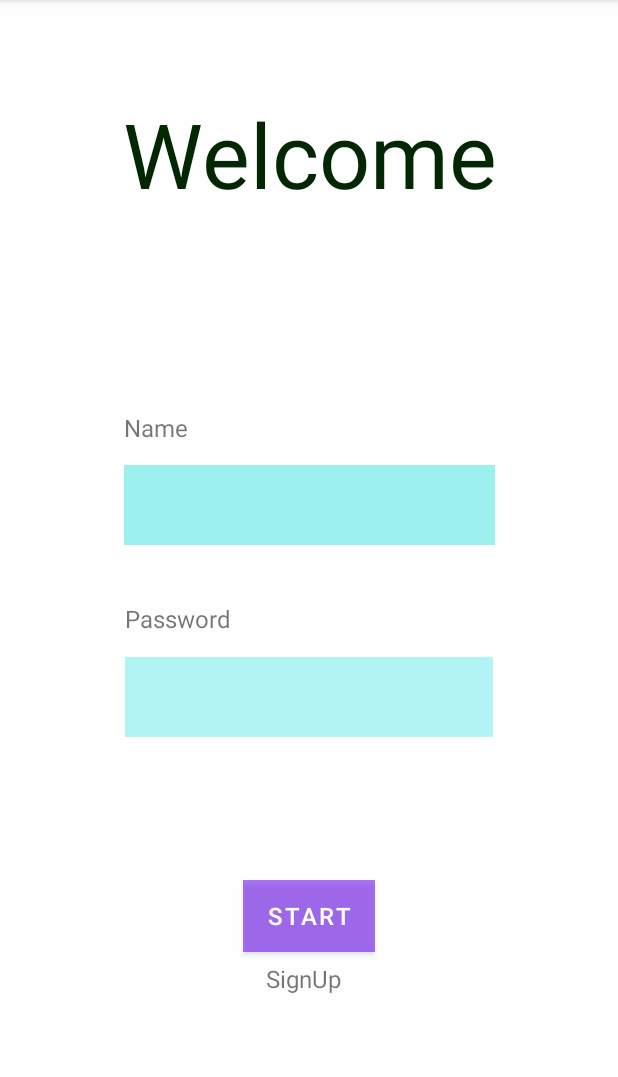
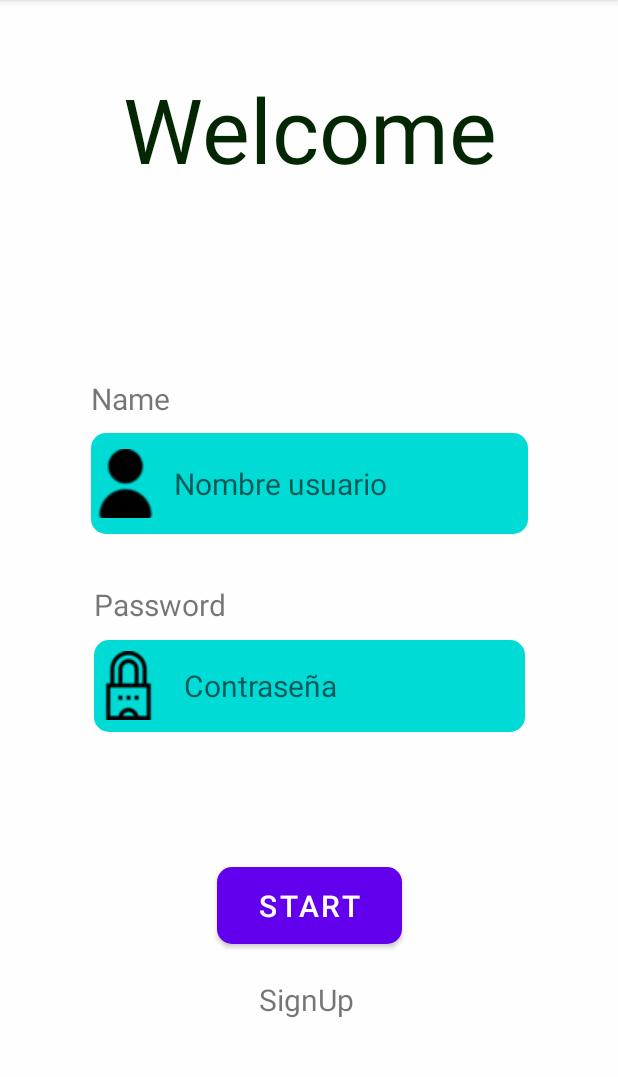
Before and after one commit to TomatoAlien/MyWay, an Android app: the screen it shows after launch (MainActivity), on a phone screen of 412 x 824 dp, the part 84-1161 px from its top. Run offline under Robolectric (Android 15) with nearby library versions, the phone set to English and light mode, and no system bars.

Commit message:
signup y pagina de inicio funcionando, boton start funcionando iconos y hint

```diff
--- /dev/null
+++ b/app/src/main/res/drawable/custom_btn.xml
@@ -0,0 +1,6 @@
+<?xml version="1.0" encoding="utf-8"?>
+<shape android:shape="rectangle"  xmlns:android="http://schemas.android.com/apk/res/android">
+
+    <corners android:radius="10dp"></corners>
+    <solid android:color="#956afd"></solid>
+</shape>
--- /dev/null
+++ b/app/src/main/res/drawable/custom_edit_text.xml
@@ -0,0 +1,7 @@
+<?xml version="1.0" encoding="utf-8"?>
+<shape android:shape="rectangle"  xmlns:android="http://schemas.android.com/apk/res/android">
+
+    <corners android:radius="10dp"></corners>
+    <solid android:color="#00dbd6"></solid>
+
+</shape>
--- a/app/src/main/res/layout/activity_main.xml
+++ b/app/src/main/res/layout/activity_main.xml
@@ -24,17 +24,20 @@
 
     <EditText
         android:id="@+id/passInput"
-        android:layout_width="245dp"
-        android:layout_height="53dp"
+        android:layout_width="287dp"
+        android:layout_height="61dp"
         android:layout_marginBottom="90dp"
-        android:background="#00dbd6"
-        android:backgroundTint="#4D00DBD6"
+        android:background="@drawable/custom_edit_text"
+        android:drawableStart="@drawable/pswd_icon"
         android:ems="10"
+        android:hint="   Contraseña"
         android:inputType="textPassword"
+        android:textSize="20sp"
         app:layout_constraintBottom_toTopOf="@+id/startBtn"
         app:layout_constraintEnd_toEndOf="parent"
         app:layout_constraintStart_toStartOf="parent"
-        app:layout_constraintTop_toBottomOf="@+id/passTxt" />
+        app:layout_constraintTop_toBottomOf="@+id/passTxt"
+        tools:ignore="SpeakableTextPresentCheck" />
 
     <TextView
         android:id="@+id/nameTxt"
@@ -42,7 +45,7 @@
         android:layout_height="wrap_content"
         android:layout_marginBottom="9dp"
         android:text="@string/nameTxt"
-        android:textSize="16sp"
+        android:textSize="20sp"
         app:layout_constraintBottom_toTopOf="@+id/nameInput"
         app:layout_constraintStart_toStartOf="@+id/nameInput"
         app:layout_constraintTop_toBottomOf="@+id/welcomeTxt" />
@@ -53,34 +56,36 @@
         android:layout_height="wrap_content"
         android:layout_marginBottom="10dp"
         android:text="@string/passwordTxt"
-        android:textSize="16sp"
+        android:textSize="20sp"
         app:layout_constraintBottom_toTopOf="@+id/passInput"
         app:layout_constraintStart_toStartOf="@+id/passInput"
         app:layout_constraintTop_toBottomOf="@+id/nameInput" />
 
     <EditText
         android:id="@+id/nameInput"
-        android:layout_width="247dp"
-        android:layout_height="53dp"
+        android:layout_width="291dp"
+        android:layout_height="67dp"
         android:layout_marginBottom="33dp"
-        android:background="#00dbd6"
-        android:backgroundTint="#6300DBD6"
+        android:background="@drawable/custom_edit_text"
+        android:drawableStart="@drawable/account_icon"
         android:ems="10"
+        android:hint="  Nombre usuario"
         android:inputType="textPersonName"
+        android:textSize="20sp"
         app:layout_constraintBottom_toTopOf="@+id/passTxt"
         app:layout_constraintEnd_toEndOf="parent"
         app:layout_constraintStart_toStartOf="parent"
-        app:layout_constraintTop_toBottomOf="@+id/nameTxt" />
+        app:layout_constraintTop_toBottomOf="@+id/nameTxt"
+        tools:ignore="SpeakableTextPresentCheck" />
 
     <Button
         android:id="@+id/startBtn"
-        android:layout_width="wrap_content"
-        android:layout_height="wrap_content"
-        android:layout_marginBottom="2dp"
-        android:background="#8A956AFD"
-        android:backgroundTint="#956afd"
+        android:layout_width="123dp"
+        android:layout_height="51dp"
+        android:layout_marginBottom="3dp"
+        android:background="@drawable/custom_btn"
         android:text="@string/startBtn"
-        android:textSize="16sp"
+        android:textSize="20sp"
         app:layout_constraintBottom_toTopOf="@+id/SignUpLabel"
         app:layout_constraintEnd_toEndOf="parent"
         app:layout_constraintStart_toStartOf="parent"
@@ -90,13 +95,15 @@
         android:id="@+id/SignUpLabel"
         android:layout_width="wrap_content"
         android:layout_height="wrap_content"
-        android:layout_marginStart="15dp"
+        android:layout_marginStart="28dp"
+        android:layout_marginTop="20dp"
         android:layout_marginBottom="100dp"
         android:onClick="openSignUpPage"
         android:text="@string/signupLabell"
-        android:textSize="16sp"
+        android:textSize="20sp"
         app:layout_constraintBottom_toBottomOf="parent"
         app:layout_constraintStart_toStartOf="@+id/startBtn"
-        app:layout_constraintTop_toBottomOf="@+id/startBtn" />
+        app:layout_constraintTop_toBottomOf="@+id/startBtn"
+        tools:ignore="TouchTargetSizeCheck" />
 
 </androidx.constraintlayout.widget.ConstraintLayout>
--- a/app/src/main/res/layout/activity_sign_up_page.xml
+++ b/app/src/main/res/layout/activity_sign_up_page.xml
@@ -50,7 +50,9 @@
         app:layout_constraintStart_toStartOf="parent"
         app:layout_constraintTop_toBottomOf="@+id/nameTxt2"
         app:layout_constraintVertical_bias="0.0"
-        tools:ignore="SpeakableTextPresentCheck" />
+        tools:ignore="SpeakableTextPresentCheck"
+        android:drawableStart="@drawable/account_icon"
+        android:hint="   Nombre de ususario"/>
 
     <EditText
         android:id="@+id/editTextTextEmailAddress"
@@ -65,7 +67,9 @@
         app:layout_constraintStart_toStartOf="parent"
         app:layout_constraintTop_toBottomOf="@+id/emailTxt"
         app:layout_constraintVertical_bias="0.227"
-        tools:ignore="SpeakableTextPresentCheck" />
+        tools:ignore="SpeakableTextPresentCheck"
+        android:drawableStart="@drawable/email_icon"
+        android:hint="   Correo"/>
 
     <EditText
         android:id="@+id/editTextTextPassword"
@@ -82,7 +86,9 @@
         app:layout_constraintStart_toStartOf="parent"
         app:layout_constraintTop_toBottomOf="@+id/passTxt2"
         app:layout_constraintVertical_bias="0.094"
-        tools:ignore="SpeakableTextPresentCheck" />
+        tools:ignore="SpeakableTextPresentCheck"
+        android:drawableStart="@drawable/pswd_icon"
+        android:hint="   Contraseña"/>
 
     <TextView
         android:id="@+id/passTxt2"
```
Also changed, not shown: app/src/main/res/drawable-v24/account_icon.png (added), app/src/main/res/drawable-v24/email_icon.png (added), app/src/main/res/drawable-v24/pswd_icon.png (added), app/src/main/res/drawable/account_icon.png (deleted).
